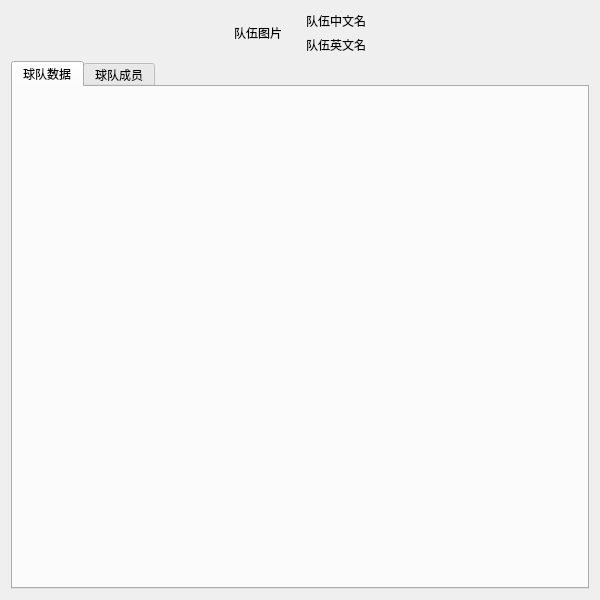
lincandong/Basketball_Data_Visualization, file view/pageTeam.ui: the form before one commit.
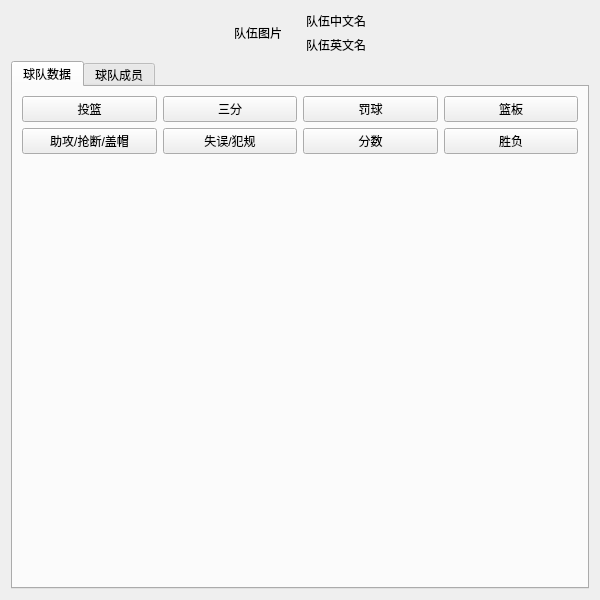
The form after the commit. The open tabs and pages were chosen to show the change. Custom widgets are drawn as their Qt base class.

Patch:
```diff
--- a/view/pageTeam.ui
+++ b/view/pageTeam.ui
@@ -92,16 +92,81 @@
         <attribute name="title">
          <string>球队数据</string>
         </attribute>
-        <widget class="QChartView" name="widget" native="true">
-         <property name="geometry">
-          <rect>
-           <x>30</x>
-           <y>20</y>
-           <width>331</width>
-           <height>241</height>
-          </rect>
-         </property>
-        </widget>
+        <layout class="QVBoxLayout" name="verticalLayout_2" stretch="1,6">
+         <item>
+          <layout class="QGridLayout" name="gridLayout_4">
+           <item row="0" column="2">
+            <widget class="QPushButton" name="buttonPenalty">
+             <property name="text">
+              <string>罚球</string>
+             </property>
+            </widget>
+           </item>
+           <item row="1" column="3">
+            <widget class="QPushButton" name="buttonVictory">
+             <property name="text">
+              <string>胜负</string>
+             </property>
+            </widget>
+           </item>
+           <item row="0" column="0">
+            <widget class="QPushButton" name="buttonShoot">
+             <property name="text">
+              <string>投篮</string>
+             </property>
+            </widget>
+           </item>
+           <item row="1" column="2">
+            <widget class="QPushButton" name="buttonScore">
+             <property name="text">
+              <string>分数</string>
+             </property>
+            </widget>
+           </item>
+           <item row="0" column="3">
+            <widget class="QPushButton" name="buttonBackboard">
+             <property name="text">
+              <string>篮板</string>
+             </property>
+            </widget>
+           </item>
+           <item row="1" column="1">
+            <widget class="QPushButton" name="buttonFalut">
+             <property name="text">
+              <string>失误/犯规</string>
+             </property>
+            </widget>
+           </item>
+           <item row="1" column="0">
+            <widget class="QPushButton" name="buttonAssisting">
+             <property name="text">
+              <string>助攻/抢断/盖帽</string>
+             </property>
+            </widget>
+           </item>
+           <item row="0" column="1">
+            <widget class="QPushButton" name="buttonThree">
+             <property name="text">
+              <string>三分</string>
+             </property>
+            </widget>
+           </item>
+          </layout>
+         </item>
+         <item>
+          <layout class="QGridLayout" name="gridLayout_3">
+           <item row="1" column="0">
+            <widget class="QChartView" name="widget_3" native="true"/>
+           </item>
+           <item row="0" column="1">
+            <widget class="QChartView" name="widget_2" native="true"/>
+           </item>
+           <item row="0" column="0">
+            <widget class="QChartView" name="widget" native="true"/>
+           </item>
+          </layout>
+         </item>
+        </layout>
        </widget>
        <widget class="QWidget" name="tab_2">
         <attribute name="title">
```
Left out of the diff: 13 changed lines with no effect on the pictures.
